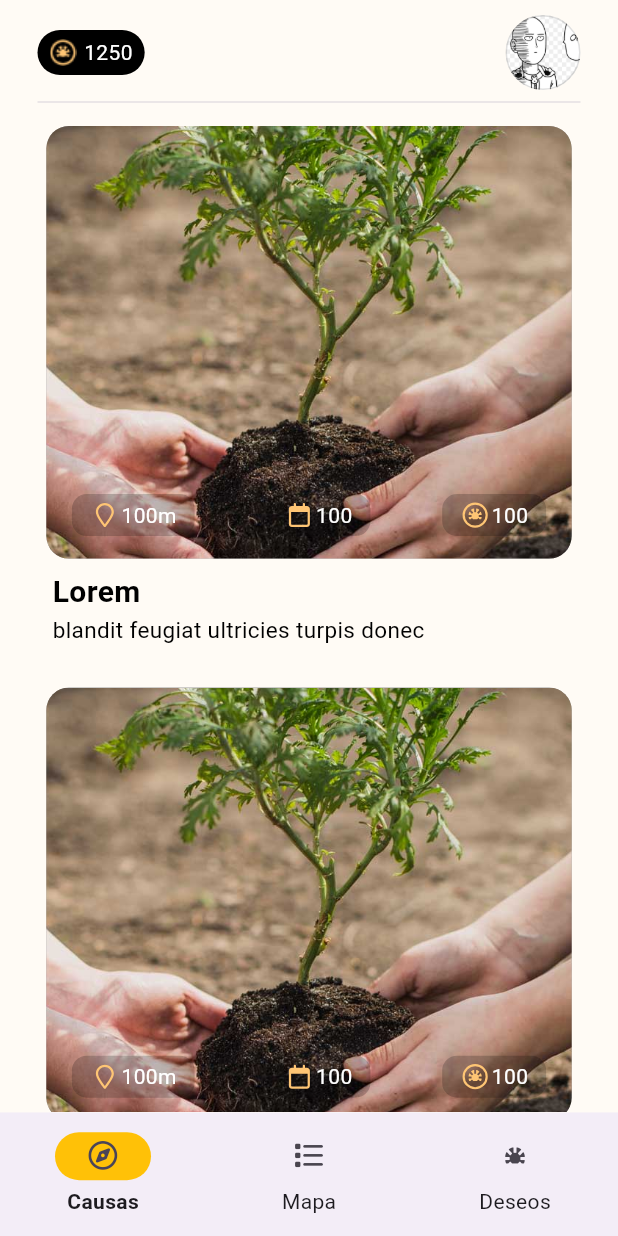
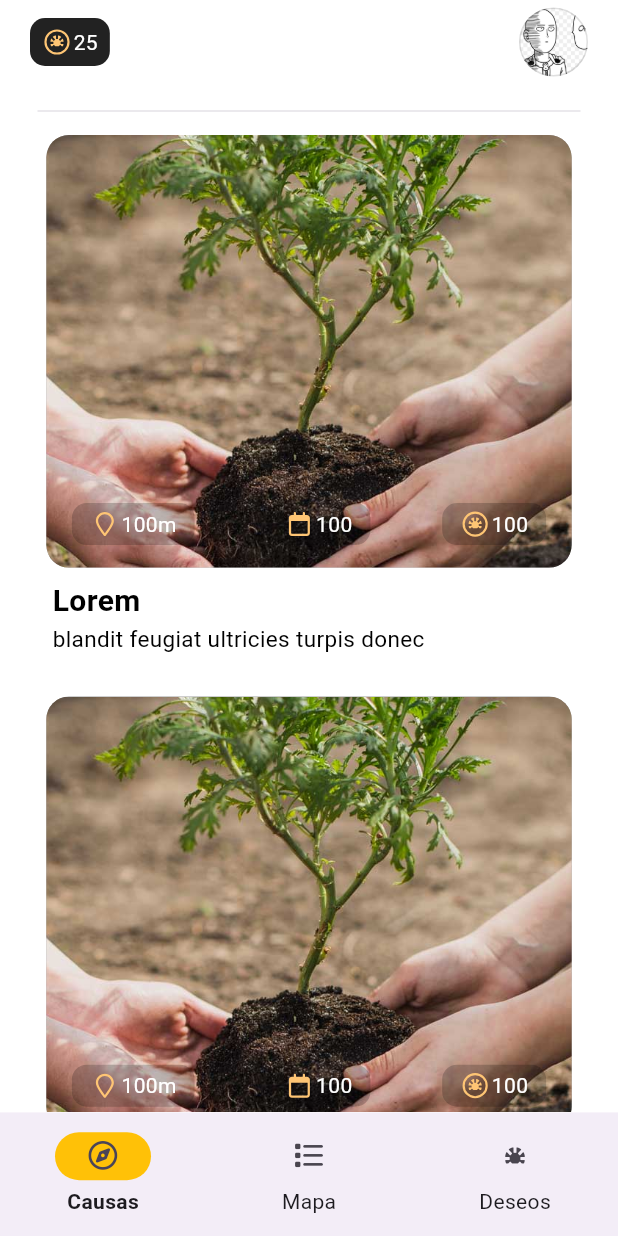
Before and after one commit to hllsebastian/alborada-demo, a Flutter app: the AlboradaPageView screen opened by its route, on a phone screen of 412 x 824 dp. Run offline on Flutter 3.47's test engine with Material 3 defaults, Android fonts, the phone set to English and light mode, and no system bars; our stand-ins replace flutter_screenutil, flutter_svg, google_fonts, google_maps_flutter, smooth_page_indicator.

Commit message:
Creating app bar

```diff
--- a/lib/app/alborada_app.dart
+++ b/lib/app/alborada_app.dart
@@ -1,5 +1,5 @@
 import 'package:alborada_demo/app/presentation/routes/routes.dart';
-import 'package:alborada_demo/app/presentation/views/alborada_page_view.dart';
+import 'package:alborada_demo/app/presentation/views/alborada/alborada_page_view.dart';
 import 'package:alborada_demo/app/presentation/views/create_account.dart/create_account_view.dart';
 import 'package:alborada_demo/app/presentation/views/forgot_password/forgot_password.dart';
 import 'package:alborada_demo/app/presentation/views/initiative_details/initiative_details_view.dart';
@@ -17,6 +17,13 @@ class AlboradaApp extends StatelessWidget {
       onTap: () => FocusManager.instance.primaryFocus?.unfocus(),
       child: MaterialApp(
         debugShowCheckedModeBanner: false,
+        theme: ThemeData(
+          appBarTheme: AppBarTheme(
+            backgroundColor:
+                Colors.white, // Color constante para todo el AppBar
+            elevation: 0, // Elimina la sombra en todos los AppBar
+          ),
+        ),
         onGenerateRoute: (settings) {
           switch (settings.name) {
             case Routes.pageView:
--- a/lib/app/presentation/alborada_ui/widgets/alborada_scaffold_widget.dart
+++ b/lib/app/presentation/alborada_ui/widgets/alborada_scaffold_widget.dart
@@ -1,3 +1,4 @@
+import 'package:alborada_demo/app/presentation/alborada_ui/alborada_ui.dart';
 import 'package:flutter/material.dart';
 
 class AlboradaScaffoldWidget extends StatelessWidget {
@@ -19,7 +20,7 @@ class AlboradaScaffoldWidget extends StatelessWidget {
   @override
   Widget build(BuildContext context) {
     return Scaffold(
-      backgroundColor: const Color(0xFFFFFBF5),
+      backgroundColor: Palette.white,
       bottomNavigationBar: bottomNavigationBar,
       appBar: appBar,
       floatingActionButton: floatingActionButton,
--- a/lib/app/presentation/alborada_ui/widgets/button_icon_widget.dart
+++ b/lib/app/presentation/alborada_ui/widgets/button_icon_widget.dart
@@ -8,18 +8,26 @@ class ButtonIconWidget extends StatelessWidget {
     required this.imagePath,
     this.buttonColor,
     this.width,
+    this.height,
+    this.padding,
+    this.margin,
   });
   final String text;
   final String imagePath;
   final Color? buttonColor;
   final double? width;
+  final double? height;
+  final EdgeInsetsGeometry? padding;
+  final EdgeInsetsGeometry? margin;
 
   @override
   Widget build(BuildContext context) {
     return Container(
       width: width,
-      padding: const EdgeInsets.symmetric(vertical: 4, horizontal: 12),
-      margin: const EdgeInsets.symmetric(horizontal: 2),
+      height: height,
+      padding:
+          padding ?? const EdgeInsets.symmetric(vertical: 4, horizontal: 12),
+      margin: margin ?? const EdgeInsets.symmetric(horizontal: 2),
       decoration: BoxDecoration(
         color: buttonColor ?? Colors.black26.withOpacity(0.2),
         borderRadius: BorderRadius.circular(10),
--- a/lib/app/presentation/views/alborada_page_view.dart
+++ b/lib/app/presentation/views/alborada/alborada_page_view.dart
@@ -1,4 +1,5 @@
 import 'package:alborada_demo/app/presentation/alborada_ui/widgets/alborada_scaffold_widget.dart';
+import 'package:alborada_demo/app/presentation/views/alborada/widget/alborada_app_bar.dart';
 import 'package:alborada_demo/app/presentation/views/home/consts.dart';
 import 'package:flutter/material.dart';
 
@@ -15,6 +16,7 @@ class _AlboradaPageViewState extends State<AlboradaPageView> {
   @override
   Widget build(BuildContext context) {
     return AlboradaScaffoldWidget(
+      appBar: AlboradaAppbar(),
       bottomNavigationBar: NavigationBarTheme(
         data: NavigationBarThemeData(
             labelTextStyle: WidgetStateTextStyle.resolveWith((states) {
--- /dev/null
+++ b/lib/app/presentation/views/alborada/widget/alborada_app_bar.dart
@@ -0,0 +1,49 @@
+import 'package:alborada_demo/app/presentation/alborada_ui/alborada_ui.dart';
+import 'package:flutter/material.dart';
+
+class AlboradaAppbar extends StatelessWidget implements PreferredSizeWidget {
+  const AlboradaAppbar({super.key});
+
+  @override
+  Size get preferredSize {
+    return const Size.fromHeight(56);
+  }
+
+  @override
+  Widget build(BuildContext context) {
+    return AppBar(
+      backgroundColor: Palette.white,
+      elevation: 0,
+      bottomOpacity: 0,
+      actions: [
+        Padding(
+          padding: const EdgeInsets.only(left: 20),
+          child: ButtonIconWidget(
+              height: 32,
+              margin: EdgeInsets.zero,
+              padding: EdgeInsets.symmetric(horizontal: 8),
+              buttonColor: Palette.black,
+              text: '25',
+              imagePath: 'deseos.svg'),
+        ),
+        Spacer(),
+        Container(
+          width: 46,
+          height: 46,
+          margin: EdgeInsets.only(right: 20),
+          decoration: BoxDecoration(
+            shape: BoxShape.circle,
+            image: const DecorationImage(
+              image: AssetImage('assets/images/png/saitama_poker_face.png'),
+              fit: BoxFit.cover,
+            ),
+            border: Border.all(
+              color: Colors.black12,
+              width: 1.0,
+            ),
+          ),
+        ),
+      ],
+    );
+  }
+}
--- a/lib/app/presentation/views/home/view/app_bar.dart
+++ /dev/null
@@ -1,47 +0,0 @@
-part of 'home_view.dart';
-
-class _Appbar extends StatelessWidget {
-  const _Appbar();
-
-  @override
-  Widget build(BuildContext context) {
-    return Row(
-      mainAxisAlignment: MainAxisAlignment.spaceBetween,
-      children: [
-        Container(
-          padding: const EdgeInsets.symmetric(horizontal: 8, vertical: 5),
-          decoration: const BoxDecoration(
-            color: Colors.black,
-            borderRadius: BorderRadius.all(Radius.circular(15)),
-          ),
-          child: Row(
-            children: [
-              // Text('🪙'),
-              Image.asset('assets/images/png/alborada_coin.png'),
-              const SizedBox(width: 5),
-              const Text('1250',
-                  style: TextStyle(
-                    color: Colors.white,
-                  ))
-            ],
-          ),
-        ),
-        Container(
-          width: 50.0,
-          height: 50.0,
-          decoration: BoxDecoration(
-            shape: BoxShape.circle,
-            image: const DecorationImage(
-              image: AssetImage('assets/images/png/saitama_poker_face.png'),
-              fit: BoxFit.cover,
-            ),
-            border: Border.all(
-              color: Colors.black12,
-              width: 1.0,
-            ),
-          ),
-        ),
-      ],
-    );
-  }
-}
--- a/lib/app/presentation/views/home/view/home_view.dart
+++ b/lib/app/presentation/views/home/view/home_view.dart
@@ -4,7 +4,6 @@ import 'package:alborada_demo/app/presentation/views/home/widgets/Initiative_lis
 import 'package:flutter/material.dart';
 import 'package:google_fonts/google_fonts.dart';
 
-part 'app_bar.dart';
 part 'find_initiative.dart';
 part 'find_initiative_by.dart';
 
@@ -20,7 +19,6 @@ class Homeview extends StatelessWidget {
       child: const Column(
         children: [
           SizedBox(height: 10),
-          _Appbar(),
           Divider(
             thickness: 0.5,
           ),
```
